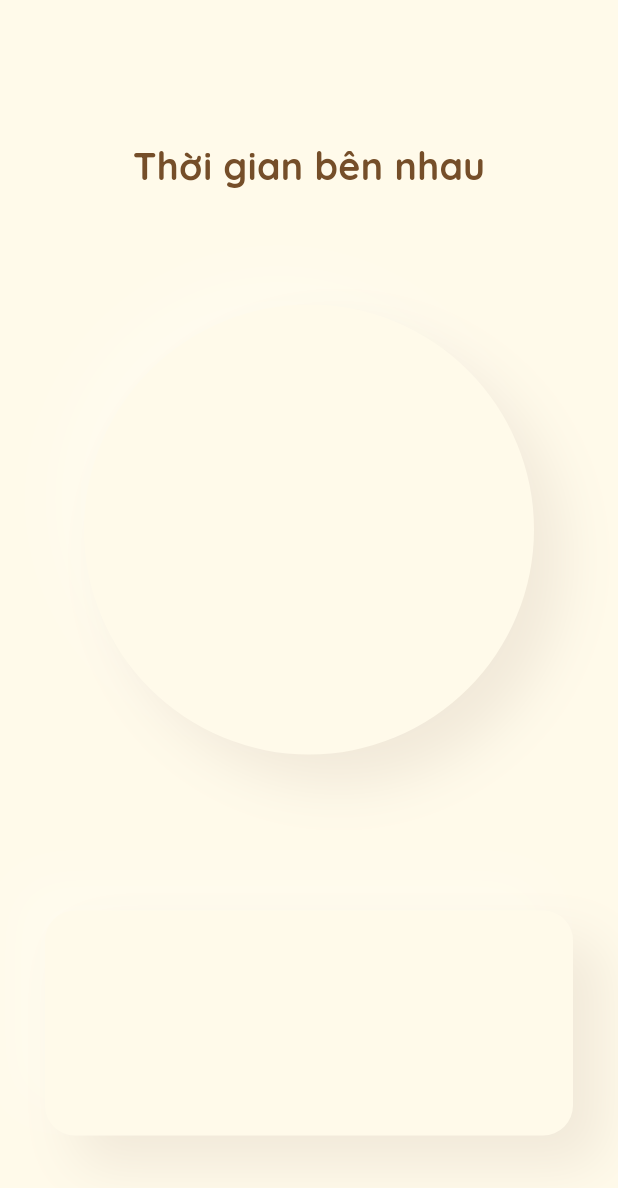
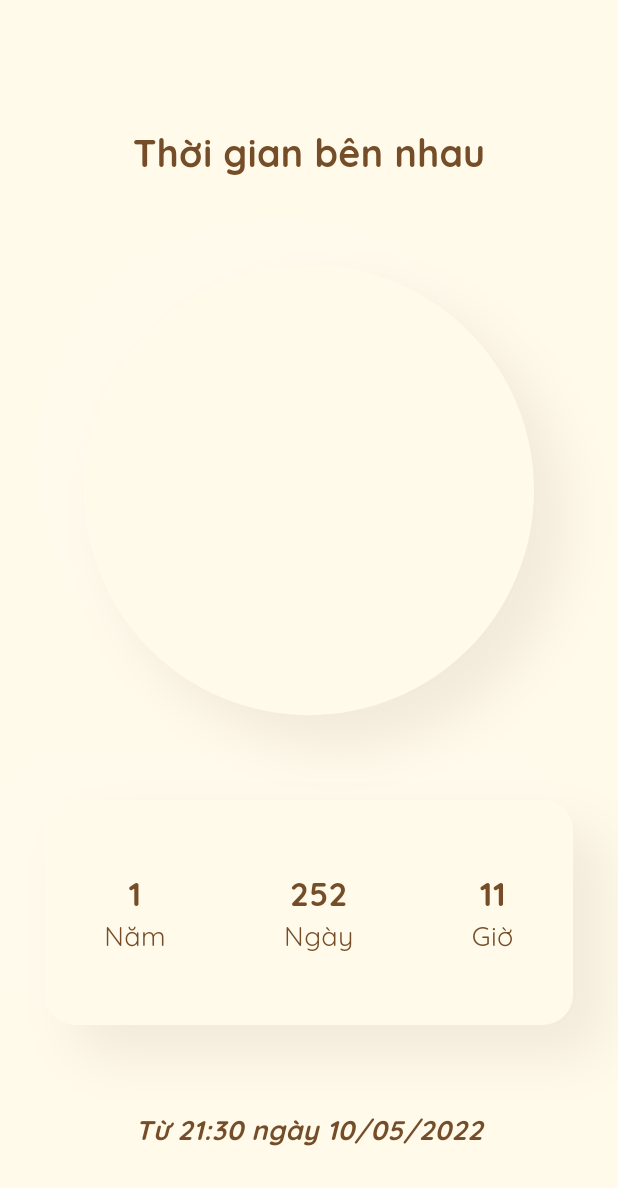
Before and after one commit to Duongsuny/ImHunryyy, a Flutter app: the screen it shows after launch, on a phone screen of 412 x 824 dp. Shown: the top 1188 px of the screen. Run offline on Flutter 3.47's test engine with Material 3 defaults, Android fonts, the light colour scheme and no system bars; our stand-ins replace flutter_inset_box_shadow, google_fonts, google_nav_bar, hexcolor, table_calendar, vibration.

Commit message:
refactor shadow

```diff
--- /dev/null
+++ b/im_hungry/lib/components/shadow.dart
@@ -0,0 +1,24 @@
+import "package:flutter/material.dart";
+
+class NeoShadow {
+  final double blurRadius;
+  final bool? inset;
+  final double offset;
+  final double opacity;
+
+  NeoShadow({required this.blurRadius, required this.offset, required this.opacity, this.inset});
+
+  get shadow {
+    Offset shadowOffset = Offset(offset, offset);
+    return [
+      BoxShadow(
+          blurRadius: blurRadius,
+          offset: -shadowOffset,
+          color: Colors.white.withOpacity(opacity)),
+      BoxShadow(
+          blurRadius: blurRadius,
+          offset: shadowOffset,
+          color: Colors.brown.withOpacity(opacity))
+    ];
+  }
+}
--- a/im_hungry/lib/pages/time_together.dart
+++ b/im_hungry/lib/pages/time_together.dart
@@ -1,70 +1,98 @@
 import 'package:flutter/material.dart';
 import 'package:im_hungry/colors.dart';
+import 'package:im_hungry/components/shadow.dart';
 
 class DayTogether extends StatelessWidget {
   const DayTogether({super.key});
 
   @override
   Widget build(BuildContext context) {
+    //style constant
+    TextStyle boldStyle = TextStyle(
+        color: HungryColors().surfaceBrown,
+        fontSize: 22,
+        fontWeight: FontWeight.bold);
+    TextStyle normalStyle = TextStyle(
+      color: HungryColors().surfaceBrown,
+      fontSize: 18,
+    );
+
     return Scaffold(
         appBar: AppBar(
           backgroundColor: HungryColors().backYellow,
         ),
         backgroundColor: HungryColors().backYellow,
         body: Center(
+          child: Padding(
+            padding: const EdgeInsets.only(bottom: 30),
             child: Column(
                 mainAxisAlignment: MainAxisAlignment.spaceAround,
                 children: [
-            Text("Thời gian bên nhau",
+                  Text(
+                    "Thời gian bên nhau",
                     style: TextStyle(
                         color: HungryColors().surfaceBrown,
                         fontSize: 25,
-              fontWeight: FontWeight.bold
-            ),),
+                        fontWeight: FontWeight.bold),
+                  ),
                   Container(
                       height: 300,
                       width: 300,
                       decoration: BoxDecoration(
                         color: HungryColors().backYellow,
                         shape: BoxShape.circle,
-                boxShadow: [
-                  BoxShadow(
-                    blurRadius: 30,
-                    offset: Offset(-20, -20),
-                    color: Colors.white.withOpacity(.2)
-                  ),
-                  BoxShadow(
-                    blurRadius: 30,
-                    offset: Offset(20, 20),
-                    color: Colors.brown.withOpacity(.1)
-                  )
-                ]
+                        boxShadow:
+                            NeoShadow(blurRadius: 30, offset: 20, opacity: .1)
+                                .shadow,
                       )),
                   Padding(
-                padding: const EdgeInsets.all(30),
+                    padding: const EdgeInsets.symmetric(horizontal: 30),
                     child: Container(
                       height: 150,
                       decoration: BoxDecoration(
                           borderRadius: BorderRadius.circular(20),
                           color: HungryColors().backYellow,
-                  boxShadow: [
-                    BoxShadow(
-                      blurRadius: 30,
-                      offset: Offset(-20, -20),
-                      color: Colors.white.withOpacity(.2)
+                          boxShadow:
+                              NeoShadow(blurRadius: 30, offset: 20, opacity: .1)
+                                  .shadow),
+                      child: Row(
+                        mainAxisAlignment: MainAxisAlignment.spaceAround,
+                        children: [
+                          Column(
+                            mainAxisAlignment: MainAxisAlignment.center,
+                            children: [
+                              Text("1", style: boldStyle),
+                              Text("Năm", style: normalStyle)
+                            ],
                           ),
-                    BoxShadow(
-                      blurRadius: 30,
-                      offset: Offset(20, 20),
-                      color: Colors.brown.withOpacity(.1)
+                          Column(
+                            mainAxisAlignment: MainAxisAlignment.center,
+                            children: [
+                              Text("252", style: boldStyle),
+                              Text("Ngày", style: normalStyle)
+                            ],
+                          ),
+                          Column(
+                            mainAxisAlignment: MainAxisAlignment.center,
+                            children: [
+                              Text("11", style: boldStyle),
+                              Text("Giờ", style: normalStyle)
+                            ],
                           )
                         ],
-                ),)
-                //child: Placeholder(),),
+                      ),
+                    ),
+                  ),
+                  Text(
+                    "Từ 21:30 ngày 10/05/2022",
+                    style: TextStyle(
+                        color: HungryColors().surfaceBrown,
+                        fontStyle: FontStyle.italic,
+                        fontWeight: FontWeight.bold,
+                        fontSize: 18),
                   )
-          ]
+                ]),
           ),
-      )
-    );
+        ));
   }
 }
```
Lines whose indentation alone changed are shown as unchanged.
